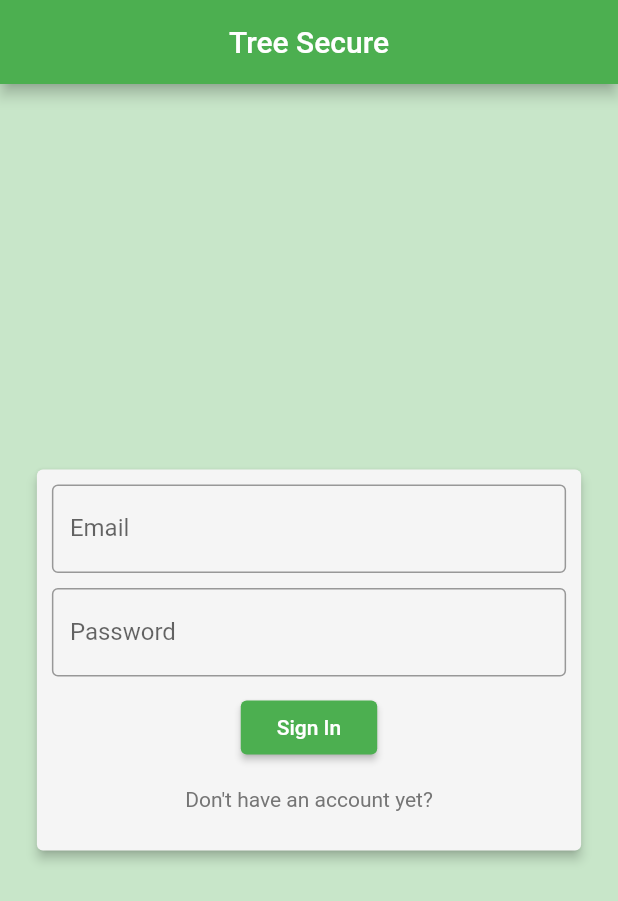
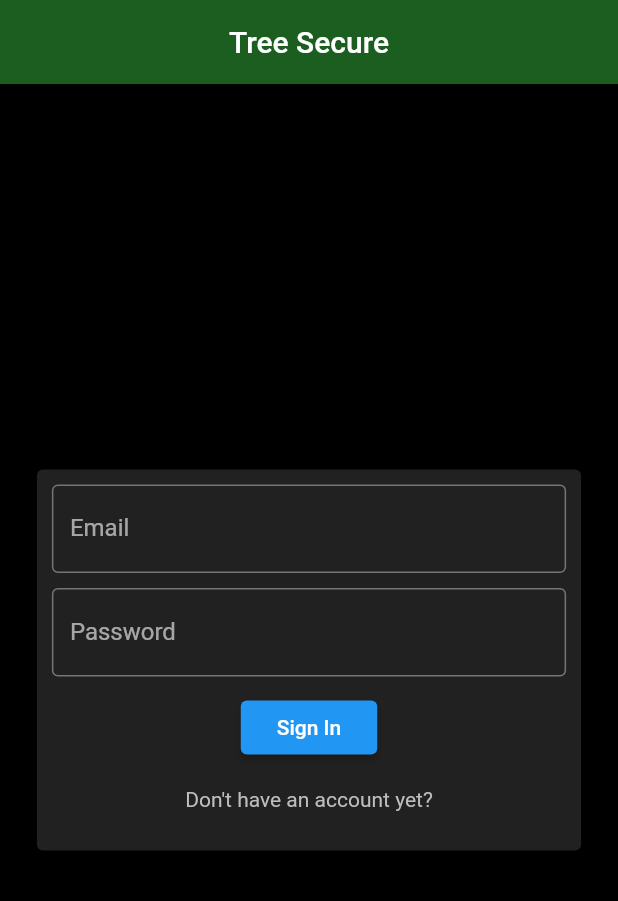
Before and after one commit to EugeneTeu/trees-secure, a Flutter app: the screen it shows after launch, on a phone screen of 412 x 824 dp. Shown: the top 901 px of the screen. Run offline on Flutter 3.47's test engine with Material 2 defaults, Android fonts, the phone set to English and light mode, and no system bars; our stand-ins replace firebase_auth, flutter_spinkit; accounts and stored records are empty; generated files the repository leaves out were written again; project files that could hold a hidden picture were left out.

Commit message:
Add dark theme

```diff
--- a/lib/main.dart
+++ b/lib/main.dart
@@ -15,7 +15,7 @@ class MyApp extends StatelessWidget {
       value: AuthService.instance.currUserModel,
       child: MaterialApp(
         debugShowCheckedModeBanner: false,
-        theme: buildLightTheme(),
+        theme: buildDarkTheme(),
         home: AuthWrapper(),
       ),
     );
--- a/lib/themes/theme.dart
+++ b/lib/themes/theme.dart
@@ -28,3 +28,39 @@ ThemeData buildLightTheme() {
     ),
   );
 }
+
+ThemeData buildDarkTheme() {
+  return ThemeData(
+    brightness: Brightness.dark,
+    primaryColor: Colors.green[600],
+    primaryColorLight: Colors.green[100],
+    primaryColorDark: Colors.green[500],
+    accentColor: Colors.green[400],
+    scaffoldBackgroundColor: Colors.black,
+    dialogBackgroundColor: Colors.black,
+    textTheme: TextTheme(
+      body1: TextStyle(
+        color: Colors.white,
+      ),
+      body2: TextStyle(
+        color: Colors.grey[400],
+        fontWeight: FontWeight.normal,
+      ),
+    ),
+    appBarTheme: AppBarTheme(
+      color: Colors.green[900],
+    ),
+    dividerColor: Colors.grey[700],
+    inputDecorationTheme: InputDecorationTheme(
+      border: OutlineInputBorder(),
+    ),
+    buttonTheme: ButtonThemeData(
+      // disabledColor: Colors.grey[400],
+      textTheme: ButtonTextTheme.primary,
+    ),
+    cardTheme: CardTheme(
+      elevation: 0,
+      color: Colors.grey[900],
+    ),
+  );
+}
```
